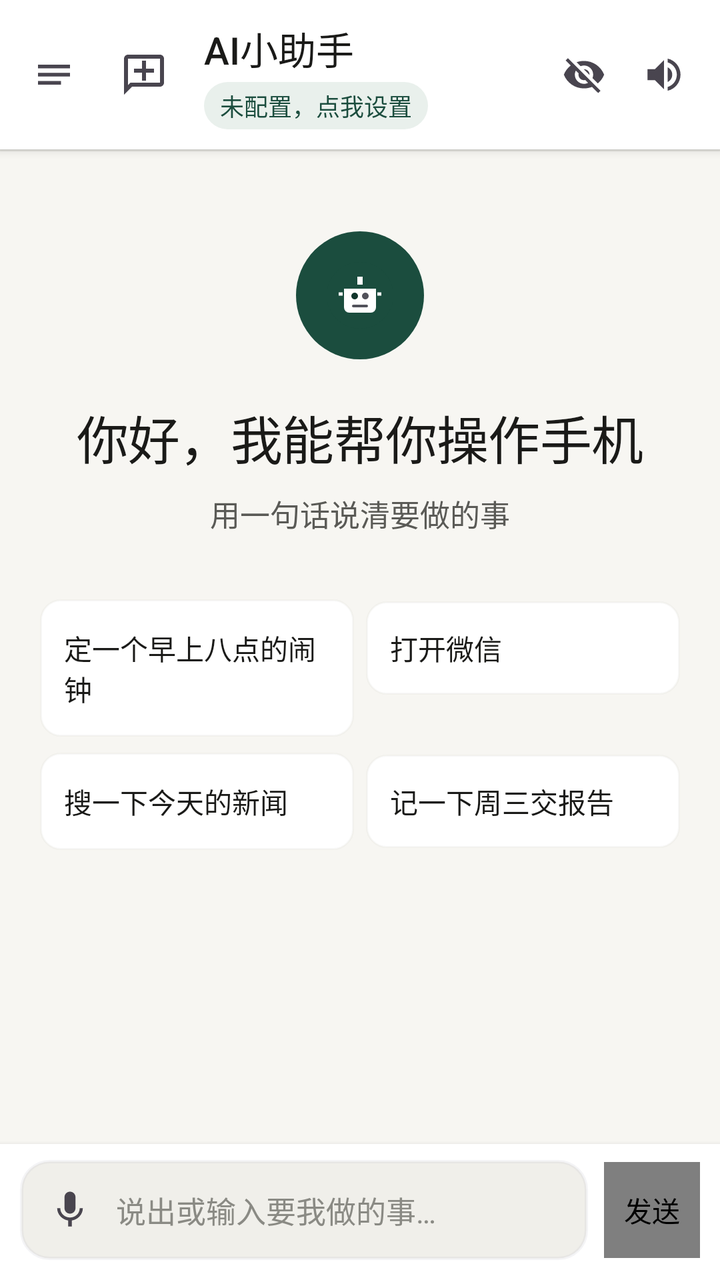
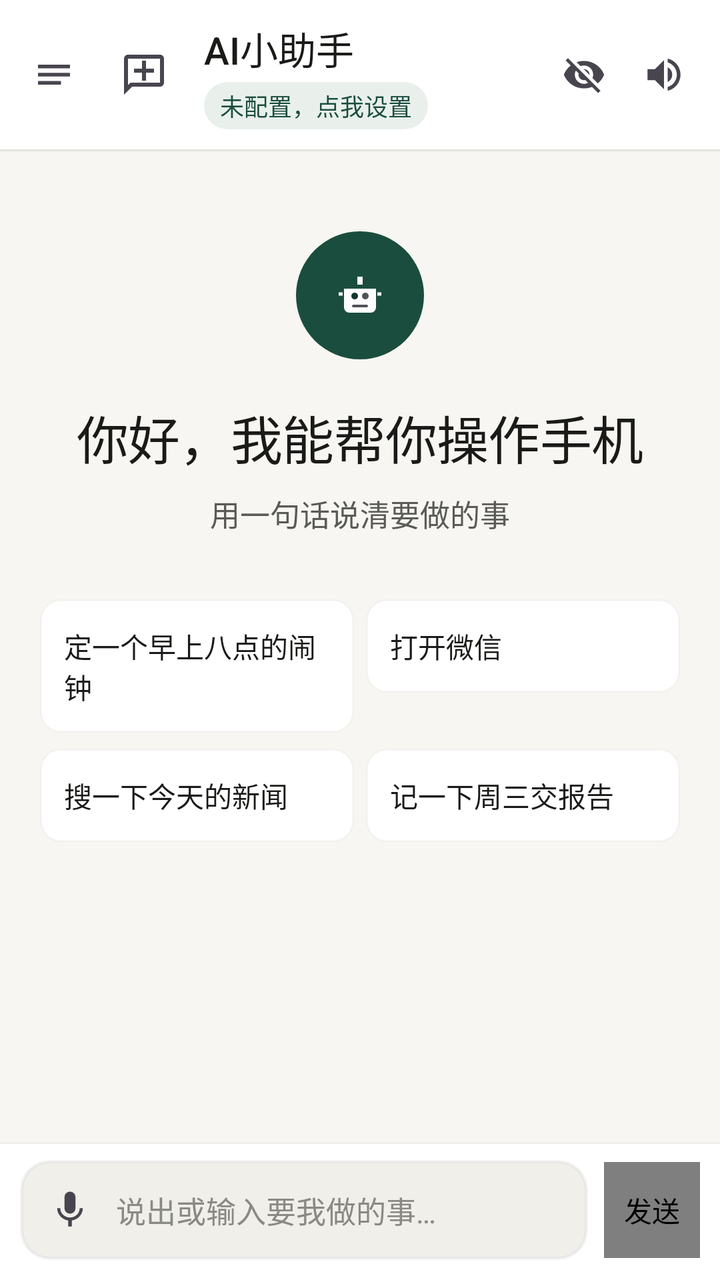

Two renders of the same Android screen: before a commit and after it. Below are the layout's source before the change and the commit's diff.
<!-- AndroidManifest.xml: application theme Theme.Assistant -->
<!-- res/layout/activity_main.xml -->
<?xml version="1.0" encoding="utf-8"?>
<androidx.drawerlayout.widget.DrawerLayout xmlns:android="http://schemas.android.com/apk/res/android"
    android:id="@+id/drawerLayout"
    android:layout_width="match_parent"
    android:layout_height="match_parent">

    <LinearLayout
        android:layout_width="match_parent"
        android:layout_height="match_parent"
        android:orientation="vertical"
        android:background="@color/colorBackground">

        <LinearLayout
            android:layout_width="match_parent"
            android:layout_height="wrap_content"
            android:orientation="horizontal"
            android:gravity="center_vertical"
            android:paddingStart="6dp"
            android:paddingEnd="8dp"
            android:paddingTop="10dp"
            android:paddingBottom="10dp"
            android:background="@color/colorSurface"
            android:elevation="3dp">

            <ImageView
                android:id="@+id/btnMenu"
                android:layout_width="42dp"
                android:layout_height="42dp"
                android:padding="9dp"
                android:src="@drawable/ic_menu"
                android:background="?attr/selectableItemBackgroundBorderless"
                android:contentDescription="打开菜单" />

            <ImageView
                android:id="@+id/btnTopNewChat"
                android:layout_width="40dp"
                android:layout_height="40dp"
                android:layout_marginStart="4dp"
                android:src="@drawable/ic_chat_add_plain"
                android:padding="8dp"
                android:background="?attr/selectableItemBackgroundBorderless"
                android:contentDescription="开启新对话" />

            <LinearLayout
                android:layout_width="0dp"
                android:layout_height="wrap_content"
                android:layout_weight="1"
                android:layout_marginStart="10dp"
                android:layout_marginEnd="2dp"
                android:orientation="vertical">

                <TextView
                    android:layout_width="wrap_content"
                    android:layout_height="wrap_content"
                    android:text="@string/app_name"
                    android:textSize="19sp"
                    android:fontFamily="sans-serif-medium"
                    android:textColor="@color/colorTextPrimary" />

                <TextView
                    android:id="@+id/tvProvider"
                    android:layout_width="wrap_content"
                    android:layout_height="wrap_content"
                    android:layout_marginTop="3dp"
                    android:maxWidth="210dp"
                    android:maxLines="1"
                    android:ellipsize="end"
                    android:text="未配置，点我设置"
                    android:textSize="12sp"
                    android:textColor="@color/colorPrimary"
                    android:background="@drawable/bg_provider_chip"
                    android:paddingStart="8dp"
                    android:paddingEnd="8dp"
                    android:paddingTop="3dp"
                    android:paddingBottom="3dp" />
            </LinearLayout>

            <ImageView
                android:id="@+id/tvEye"
                android:layout_width="40dp"
                android:layout_height="40dp"
                android:src="@drawable/ic_eye_closed"
                android:padding="9dp"
                android:background="?attr/selectableItemBackgroundBorderless"
                android:contentDescription="屏幕视觉" />

            <ImageView
                android:id="@+id/tvTts"
                android:layout_width="40dp"
                android:layout_height="40dp"
                android:src="@drawable/ic_sound_on"
                android:padding="9dp"
                android:background="?attr/selectableItemBackgroundBorderless"
                android:contentDescription="语音朗读" />

        </LinearLayout>

        <View
            android:layout_width="match_parent"
            android:layout_height="1dp"
            android:background="@color/colorDivider" />

        <FrameLayout
            android:layout_width="match_parent"
            android:layout_height="0dp"
            android:layout_weight="1">

            <androidx.recyclerview.widget.RecyclerView
                android:id="@+id/rvChat"
                android:layout_width="match_parent"
                android:layout_height="match_parent"
                android:clipToPadding="false"
                android:paddingTop="12dp"
                android:paddingBottom="14dp"
                android:paddingStart="4dp"
                android:paddingEnd="4dp" />

            <LinearLayout
                android:id="@+id/emptyState"
                android:layout_width="match_parent"
                android:layout_height="wrap_content"
                android:layout_gravity="center_horizontal"
                android:layout_marginTop="40dp"
                android:layout_marginStart="20dp"
                android:layout_marginEnd="20dp"
                android:orientation="vertical"
                android:gravity="center_horizontal">

                <ImageView
                    android:layout_width="64dp"
                    android:layout_height="64dp"
                    android:src="@drawable/ic_assistant"
                    android:background="@drawable/bg_assistant_avatar"
                    android:padding="14dp"
                    android:importantForAccessibility="no" />

                <TextView
                    android:layout_width="wrap_content"
                    android:layout_height="wrap_content"
                    android:layout_marginTop="20dp"
                    android:text="你好，我能帮你操作手机"
                    android:textSize="26sp"
                    android:fontFamily="sans-serif-medium"
                    android:letterSpacing="-0.01"
                    android:textColor="@color/colorTextPrimary" />

                <TextView
                    android:layout_width="wrap_content"
                    android:layout_height="wrap_content"
                    android:layout_marginTop="8dp"
                    android:text="用一句话说清要做的事"
                    android:textSize="15sp"
                    android:textColor="@color/colorTextSecondary" />

                <LinearLayout
                    android:layout_width="match_parent"
                    android:layout_height="wrap_content"
                    android:layout_marginTop="32dp"
                    android:orientation="horizontal">

                    <TextView
                        android:id="@+id/suggestionClock"
                        android:layout_width="0dp"
                        android:layout_height="wrap_content"
                        android:layout_weight="1"
                        android:layout_marginEnd="6dp"
                        android:background="@drawable/bg_suggestion"
                        android:paddingStart="12dp"
                        android:paddingEnd="12dp"
                        android:paddingTop="14dp"
                        android:paddingBottom="14dp"
                        android:text="定一个早上八点的闹钟"
                        android:textSize="14sp"
                        android:textColor="@color/colorTextPrimary"
                        android:fontFamily="sans-serif" />

                    <TextView
                        android:id="@+id/suggestionWechat"
                        android:layout_width="0dp"
                        android:layout_height="wrap_content"
                        android:layout_weight="1"
                        android:background="@drawable/bg_suggestion"
                        android:paddingStart="12dp"
                        android:paddingEnd="12dp"
                        android:paddingTop="13dp"
                        android:paddingBottom="13dp"
                        android:text="打开微信"
                        android:textSize="14sp"
                        android:textColor="@color/colorTextPrimary"
                        android:fontFamily="sans-serif" />
                </LinearLayout>

                <LinearLayout
                    android:layout_width="match_parent"
                    android:layout_height="wrap_content"
                    android:layout_marginTop="8dp"
                    android:orientation="horizontal">

                    <TextView
                        android:id="@+id/suggestionNews"
                        android:layout_width="0dp"
                        android:layout_height="wrap_content"
                        android:layout_weight="1"
                        android:layout_marginEnd="6dp"
                        android:background="@drawable/bg_suggestion"
                        android:paddingStart="12dp"
                        android:paddingEnd="12dp"
                        android:paddingTop="14dp"
                        android:paddingBottom="14dp"
                        android:text="搜一下今天的新闻"
                        android:textSize="14sp"
                        android:textColor="@color/colorTextPrimary"
                        android:fontFamily="sans-serif" />

                    <TextView
                        android:id="@+id/suggestionNote"
                        android:layout_width="0dp"
                        android:layout_height="wrap_content"
                        android:layout_weight="1"
                        android:background="@drawable/bg_suggestion"
                        android:paddingStart="12dp"
                        android:paddingEnd="12dp"
                        android:paddingTop="13dp"
                        android:paddingBottom="13dp"
                        android:text="记一下周三交报告"
                        android:textSize="14sp"
                        android:textColor="@color/colorTextPrimary"
                        android:fontFamily="sans-serif" />
                </LinearLayout>
            </LinearLayout>

            <LinearLayout
                android:id="@+id/btnCollapseThinking"
                android:layout_width="wrap_content"
                android:layout_height="36dp"
                android:layout_gravity="top|end"
                android:layout_marginTop="10dp"
                android:layout_marginEnd="14dp"
                android:orientation="horizontal"
                android:gravity="center_vertical"
                android:background="@drawable/bg_neutral_button"
                android:elevation="4dp"
                android:paddingStart="12dp"
                android:paddingEnd="12dp"
                android:clickable="true"
                android:focusable="true"
                android:visibility="gone"
                android:contentDescription="收起全部文字思考过程">

                <ImageView
                    android:layout_width="16dp"
                    android:layout_height="16dp"
                    android:src="@drawable/ic_chevron_down"
                    android:rotation="180"
                    android:tint="@color/colorTextSecondary"
                    android:importantForAccessibility="no" />

                <TextView
                    android:layout_width="wrap_content"
                    android:layout_height="wrap_content"
                    android:layout_marginStart="5dp"
                    android:text="收起全部思考"
                    android:textSize="12sp"
                    android:textColor="@color/colorTextSecondary" />
            </LinearLayout>
        </FrameLayout>

        <LinearLayout
            android:layout_width="match_parent"
            android:layout_height="wrap_content"
            android:orientation="horizontal"
            android:gravity="center_vertical"
            android:paddingStart="10dp"
            android:paddingEnd="10dp"
            android:paddingTop="8dp"
            android:paddingBottom="10dp"
            android:background="@color/colorInputBar"
            android:elevation="4dp">

            <FrameLayout
                android:layout_width="0dp"
                android:layout_height="wrap_content"
                android:layout_weight="1"
                android:minHeight="50dp"
                android:background="@drawable/bg_input_field">

                <ImageView
                    android:id="@+id/btnMic"
                    android:layout_width="38dp"
                    android:layout_height="38dp"
                    android:layout_gravity="start|center_vertical"
                    android:layout_marginStart="6dp"
                    android:src="@drawable/ic_mic"
                    android:padding="8dp"
                    android:background="?attr/selectableItemBackgroundBorderless"
                    android:contentDescription="语音输入" />

                <EditText
                    android:id="@+id/etInput"
                    android:layout_width="match_parent"
                    android:layout_height="wrap_content"
                    android:minHeight="50dp"
                    android:layout_marginStart="42dp"
                    android:paddingStart="6dp"
                    android:paddingEnd="16dp"
                    android:paddingTop="13dp"
                    android:paddingBottom="13dp"
                    android:hint="说出或输入要我做的事…"
                    android:textColorHint="@color/colorTextHint"
                    android:textColor="@color/colorTextPrimary"
                    android:maxLines="4"
                    android:inputType="textMultiLine|textCapSentences"
                    android:background="@null"
                    android:textSize="15sp"
                    android:importantForAutofill="no" />
            </FrameLayout>

            <com.aibutler.app.SubmitMorphButton
                android:id="@+id/btnSend"
                android:layout_width="48dp"
                android:layout_height="48dp"
                android:layout_marginStart="8dp"
                android:contentDescription="发送" />
        </LinearLayout>
    </LinearLayout>

    <LinearLayout
        android:layout_width="312dp"
        android:layout_height="match_parent"
        android:layout_gravity="start"
        android:orientation="vertical"
        android:background="@color/colorSurface"
        android:clickable="true"
        android:focusable="true">

        <LinearLayout
            android:layout_width="match_parent"
            android:layout_height="wrap_content"
            android:orientation="horizontal"
            android:gravity="center_vertical"
            android:paddingStart="20dp"
            android:paddingEnd="20dp"
            android:paddingTop="18dp"
            android:paddingBottom="8dp">

            <LinearLayout
                android:layout_width="0dp"
                android:layout_height="wrap_content"
                android:layout_weight="1"
                android:orientation="vertical">

                <TextView
                    android:layout_width="wrap_content"
                    android:layout_height="wrap_content"
                    android:text="@string/app_name"
                    android:textSize="20sp"
                    android:fontFamily="sans-serif-medium"
                    android:textColor="@color/colorTextPrimary" />

                <TextView
                    android:id="@+id/tvDrawerProvider"
                    android:layout_width="wrap_content"
                    android:layout_height="wrap_content"
                    android:layout_marginTop="2dp"
                    android:maxLines="1"
                    android:ellipsize="end"
                    android:text="未配置"
                    android:textSize="12sp"
                    android:textColor="@color/colorTextSecondary" />
            </LinearLayout>
        </LinearLayout>

        <LinearLayout
            android:id="@+id/btnNewChat"
            android:layout_width="match_parent"
            android:layout_height="44dp"
            android:layout_marginStart="16dp"
            android:layout_marginEnd="16dp"
            android:layout_marginBottom="6dp"
            android:background="@drawable/bg_drawer_primary_button"
            android:gravity="center"
            android:orientation="horizontal"
            android:paddingStart="16dp"
            android:paddingEnd="16dp"
            android:foreground="?attr/selectableItemBackground">

            <ImageView
                android:layout_width="20dp"
                android:layout_height="20dp"
                android:src="@drawable/ic_chat_add_plain"
                android:tint="@color/colorOnPrimary"
                android:importantForAccessibility="no" />

            <TextView
                android:layout_width="wrap_content"
                android:layout_height="wrap_content"
                android:layout_marginStart="8dp"
                android:text="开启新对话"
                android:textSize="15sp"
                android:textColor="@color/colorOnPrimary"
                android:fontFamily="sans-serif-medium" />
        </LinearLayout>

        <LinearLayout
            android:id="@+id/btnVisualSamples"
            android:layout_width="match_parent"
            android:layout_height="44dp"
            android:layout_marginStart="10dp"
            android:layout_marginEnd="10dp"
            android:gravity="center_vertical"
            android:orientation="horizontal"
            android:paddingStart="12dp"
            android:paddingEnd="12dp"
            android:background="@drawable/bg_drawer_action"
            android:foreground="?attr/selectableItemBackground">

            <ImageView
                android:layout_width="22dp"
                android:layout_height="22dp"
                android:src="@drawable/ic_eye_open"
                android:tint="@color/colorTextSecondary"
                android:importantForAccessibility="no" />

            <TextView
                android:layout_width="wrap_content"
                android:layout_height="wrap_content"
                android:layout_marginStart="10dp"
                android:text="图形样本库"
                android:textSize="15sp"
                android:textColor="@color/colorTextPrimary" />
        </LinearLayout>

        <TextView
            android:id="@+id/tvHistoryLabel"
            android:layout_width="match_parent"
            android:layout_height="wrap_content"
            android:layout_marginStart="30dp"
            android:layout_marginTop="8dp"
            android:text="历史对话"
            android:textSize="13sp"
            android:fontFamily="sans-serif-medium"
            android:textColor="@color/colorTextSecondary" />

        <androidx.recyclerview.widget.RecyclerView
            android:id="@+id/rvConversations"
            android:layout_width="match_parent"
            android:layout_height="0dp"
            android:layout_marginTop="2dp"
            android:layout_weight="1"
            android:clipToPadding="false"
            android:paddingStart="10dp"
            android:paddingEnd="10dp"
            android:overScrollMode="never"
            android:paddingBottom="4dp" />

        <TextView
            android:id="@+id/tvHistoryEmpty"
            android:layout_width="match_parent"
            android:layout_height="wrap_content"
            android:layout_marginStart="30dp"
            android:layout_marginTop="16dp"
            android:text="暂无历史对话"
            android:textSize="13sp"
            android:textColor="@color/colorTextHint"
            android:visibility="gone" />

        <View
            android:layout_width="match_parent"
            android:layout_height="1dp"
            android:layout_marginStart="20dp"
            android:layout_marginEnd="20dp"
            android:layout_marginTop="6dp"
            android:layout_marginBottom="2dp"
            android:background="@color/colorDivider" />

        <com.aibutler.app.HoldToConfirmLayout
            android:id="@+id/tvDeleteHistory"
            android:layout_width="match_parent"
            android:layout_height="50dp"
            android:layout_marginStart="8dp"
            android:layout_marginEnd="8dp"
            android:gravity="center_vertical"
            android:orientation="horizontal"
            android:paddingStart="12dp"
            android:paddingEnd="12dp"
            android:background="@drawable/bg_drawer_action"
            android:foreground="?attr/selectableItemBackground">

            <LinearLayout
                android:layout_width="wrap_content"
                android:layout_height="match_parent"
                android:orientation="horizontal"
                android:gravity="center_vertical">

                <ImageView
                android:layout_width="24dp"
                android:layout_height="24dp"
                    android:src="@drawable/ic_delete"
                    android:tint="@color/colorTextSecondary"
                    android:importantForAccessibility="no" />

                <TextView
                    android:layout_width="wrap_content"
                    android:layout_height="wrap_content"
                android:layout_marginStart="10dp"
                    android:text="清空全部历史"
                android:textSize="14sp"
                    android:textColor="@color/colorTextPrimary"
                android:fontFamily="sans-serif" />
            </LinearLayout>
        </com.aibutler.app.HoldToConfirmLayout>

        <LinearLayout
            android:id="@+id/btnDrawerSettings"
            android:layout_width="match_parent"
            android:layout_height="50dp"
            android:layout_marginTop="5dp"
            android:layout_marginBottom="8dp"
            android:layout_marginStart="8dp"
            android:layout_marginEnd="8dp"
            android:gravity="center_vertical"
            android:orientation="horizontal"
            android:paddingStart="12dp"
            android:paddingEnd="12dp"
            android:background="@drawable/bg_drawer_action"
            android:foreground="?attr/selectableItemBackground">

            <ImageView
                android:layout_width="24dp"
                android:layout_height="24dp"
                android:src="@drawable/ic_settings"
                android:tint="@color/colorTextPrimary"
                android:importantForAccessibility="no" />

            <TextView
                android:layout_width="wrap_content"
                android:layout_height="wrap_content"
                android:layout_marginStart="10dp"
                android:text="设置与模型"
                android:textSize="14sp"
                android:textColor="@color/colorTextPrimary"
                android:fontFamily="sans-serif" />
        </LinearLayout>

        <TextView
            android:layout_width="match_parent"
            android:layout_height="wrap_content"
            android:paddingStart="22dp"
            android:paddingEnd="22dp"
            android:paddingBottom="10dp"
            android:text="支付、转账和确认下单仍需手动确认。"
            android:textSize="11sp"
            android:textColor="@color/colorTextHint"
            android:lineSpacingExtra="3dp" />
    </LinearLayout>
</androidx.drawerlayout.widget.DrawerLayout>
<!-- resources referenced by this layout -->
<resources>
  <color name="colorBackground">#F7F6F2</color>
  <color name="colorDivider">#E4E3DE</color>
  <color name="colorInputBar">#FFFFFF</color>
  <color name="colorOnPrimary">#FFFFFF</color>
  <color name="colorPrimary">#1B4D3E</color>
  <color name="colorSurface">#FFFFFF</color>
  <color name="colorTextHint">#8A8A84</color>
  <color name="colorTextPrimary">#1A1A18</color>
  <color name="colorTextSecondary">#5A5A56</color>
  <!-- drawable bg_assistant_avatar (drawable) -->
  <?xml version="1.0" encoding="utf-8"?>
  <shape xmlns:android="http://schemas.android.com/apk/res/android"
      android:shape="oval">
      <solid android:color="@color/colorPrimary" />
      <size android:width="38dp" android:height="38dp" />
  </shape>
  <!-- drawable bg_drawer_action (drawable) -->
  <?xml version="1.0" encoding="utf-8"?>
  <ripple xmlns:android="http://schemas.android.com/apk/res/android"
      android:color="@color/colorRippleNeutral">
      <item>
          <shape android:shape="rectangle">
              <solid android:color="@color/colorSoftField" />
              <corners android:radius="10dp" />
          </shape>
      </item>
  </ripple>
  <!-- drawable bg_drawer_primary_button (drawable) -->
  <?xml version="1.0" encoding="utf-8"?>
  <ripple xmlns:android="http://schemas.android.com/apk/res/android"
      android:color="@color/colorRipplePrimaryButton">
      <item>
          <shape android:shape="rectangle">
              <solid android:color="@color/colorPrimary" />
              <corners android:radius="10dp" />
          </shape>
      </item>
  </ripple>
  <!-- drawable bg_input_field (drawable) -->
  <?xml version="1.0" encoding="utf-8"?>
  <shape xmlns:android="http://schemas.android.com/apk/res/android" android:shape="rectangle">
      <solid android:color="@color/colorInputField" />
      <stroke android:width="1.5dp" android:color="#1FA1A5B0" />
      <corners android:radius="14dp" />
  </shape>
  <!-- drawable bg_provider_chip (drawable) -->
  <?xml version="1.0" encoding="utf-8"?>
  <shape xmlns:android="http://schemas.android.com/apk/res/android" android:shape="rectangle">
      <solid android:color="@color/colorPrimaryLight" />
      <corners android:radius="999dp" />
  </shape>
  <!-- drawable bg_suggestion (drawable) -->
  <?xml version="1.0" encoding="utf-8"?>
  <shape xmlns:android="http://schemas.android.com/apk/res/android"
      android:shape="rectangle">
      <solid android:color="@color/colorSurface" />
      <stroke android:width="1dp" android:color="@color/colorSuggestionBorder" />
      <corners android:radius="10dp" />
  </shape>
  <!-- drawable ic_delete (drawable) -->
  <vector xmlns:android="http://schemas.android.com/apk/res/android"
      android:width="24dp"
      android:height="24dp"
      android:viewportWidth="24"
      android:viewportHeight="24">
      <path
          android:fillColor="@color/colorTextPrimary"
          android:pathData="M6,19c0,1.1 0.9,2 2,2h8c1.1,0 2,-0.9 2,-2V7H6v12zM19,4h-3.5l-1,-1h-5l-1,1H5v2h14V4z" />
  </vector>
  <!-- drawable ic_menu (drawable) -->
  <?xml version="1.0" encoding="utf-8"?>
  <vector xmlns:android="http://schemas.android.com/apk/res/android"
      android:width="24dp"
      android:height="24dp"
      android:viewportWidth="24"
      android:viewportHeight="24"
      android:tint="?attr/colorControlNormal">
      <path
          android:fillColor="@android:color/white"
          android:pathData="M4,7h16v1.8H4zM4,11.1h16v1.8H4zM4,15.2h11.5V17H4z" />
  </vector>
  <string name="app_name">AI小助手</string>
  <color name="colorRippleNeutral">#141A1A18</color>
  <color name="colorSoftField">#F2F1EC</color>
  <color name="colorRipplePrimaryButton">#33FFFFFF</color>
  <color name="colorInputField">#F0EFEA</color>
  <color name="colorRippleNeutralButton">#1F1A1A18</color>
  <color name="colorInputStroke">#DEDDD7</color>
  <color name="colorPrimaryLight">#E9F0EC</color>
  <color name="colorSuggestionBorder">#14A1A19A</color>
  <color name="colorPrimaryDark">#10352B</color>
  <!-- unchanged entries left out for length: 10 -->
</resources>

<!-- the commit's change to res/layout/activity_main.xml (unified diff, before → after) -->
@@ -15,12 +15,11 @@
             android:layout_height="wrap_content"
             android:orientation="horizontal"
             android:gravity="center_vertical"
+            android:background="@color/colorSurface"
             android:paddingStart="6dp"
             android:paddingEnd="8dp"
             android:paddingTop="10dp"
-            android:paddingBottom="10dp"
-            android:background="@color/colorSurface"
-            android:elevation="3dp">
+            android:paddingBottom="10dp">
 
             <ImageView
                 android:id="@+id/btnMenu"
@@ -167,8 +166,8 @@
                         android:background="@drawable/bg_suggestion"
                         android:paddingStart="12dp"
                         android:paddingEnd="12dp"
-                        android:paddingTop="14dp"
-                        android:paddingBottom="14dp"
+                        android:paddingTop="13dp"
+                        android:paddingBottom="13dp"
                         android:text="定一个早上八点的闹钟"
                         android:textSize="14sp"
                         android:textColor="@color/colorTextPrimary"
@@ -205,8 +204,8 @@
                         android:background="@drawable/bg_suggestion"
                         android:paddingStart="12dp"
                         android:paddingEnd="12dp"
-                        android:paddingTop="14dp"
-                        android:paddingBottom="14dp"
+                        android:paddingTop="13dp"
+                        android:paddingBottom="13dp"
                         android:text="搜一下今天的新闻"
                         android:textSize="14sp"
                         android:textColor="@color/colorTextPrimary"
